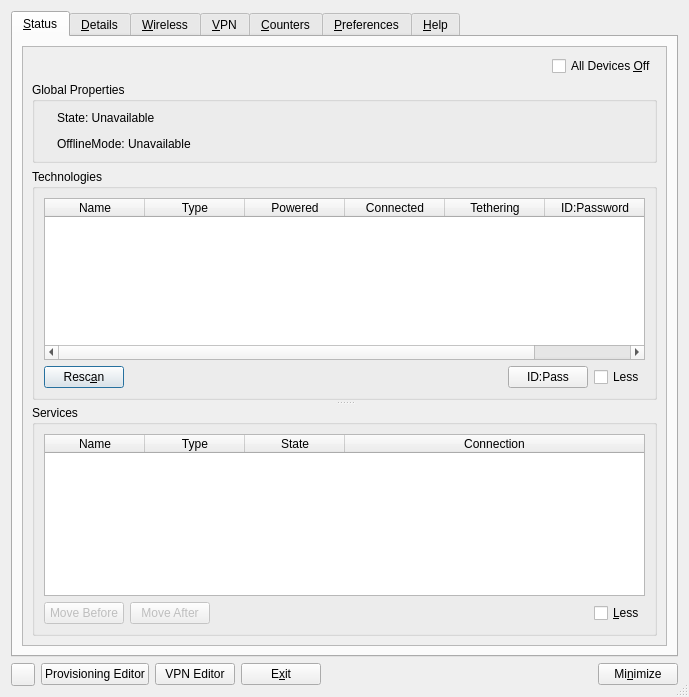
Old version of the form apps/cmstapp/code/control_box/ui/controlbox.ui in the repository andrew-bibb/cmst.
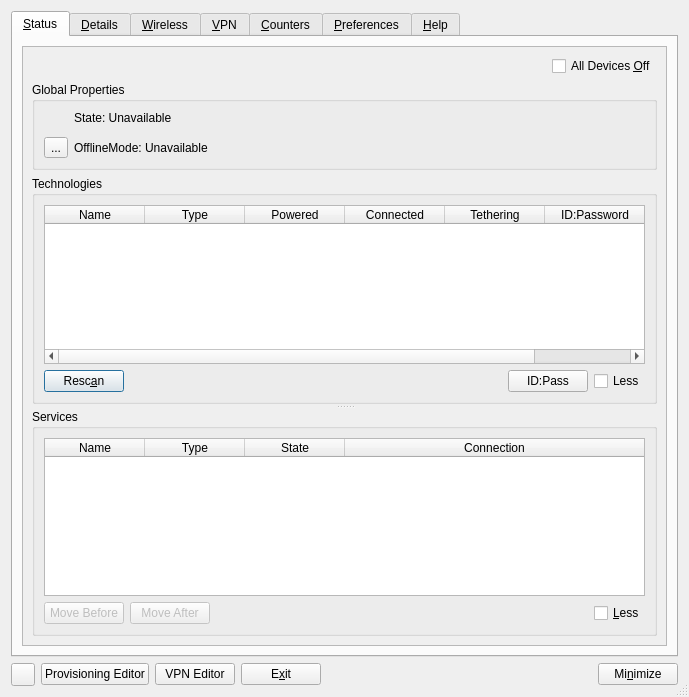
New version of the form.

Commit message: offline mode label changed to toolbutton

Patch:
```diff
--- a/apps/cmstapp/code/control_box/ui/controlbox.ui
+++ b/apps/cmstapp/code/control_box/ui/controlbox.ui
@@ -122,28 +122,6 @@
                 </property>
                </spacer>
               </item>
-              <item row="2" column="0">
-               <widget class="QLabel" name="label_offlinemode_pix">
-                <property name="sizePolicy">
-                 <sizepolicy hsizetype="Fixed" vsizetype="Fixed">
-                  <horstretch>0</horstretch>
-                  <verstretch>0</verstretch>
-                 </sizepolicy>
-                </property>
-                <property name="maximumSize">
-                 <size>
-                  <width>16</width>
-                  <height>16</height>
-                 </size>
-                </property>
-                <property name="text">
-                 <string/>
-                </property>
-                <property name="scaledContents">
-                 <bool>true</bool>
-                </property>
-               </widget>
-              </item>
               <item row="0" column="1">
                <widget class="QLabel" name="label_state">
                 <property name="whatsThis">
@@ -189,6 +167,16 @@
                 </property>
                </widget>
               </item>
+              <item row="2" column="0">
+               <widget class="QToolButton" name="toolButton_offlinemode">
+                <property name="text">
+                 <string>...</string>
+                </property>
+                <property name="checkable">
+                 <bool>true</bool>
+                </property>
+               </widget>
+              </item>
              </layout>
             </widget>
            </item>
```
Left out of the diff: 74 changed lines with no effect on the pictures. The commit also changes 3 other files.
